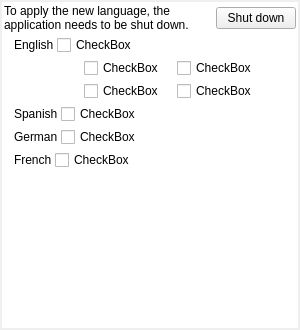
The window that ui/manuscript_context_menu_widget.ui (zkovari/plotlyst) describes before a commit, drawn with Qt 5.
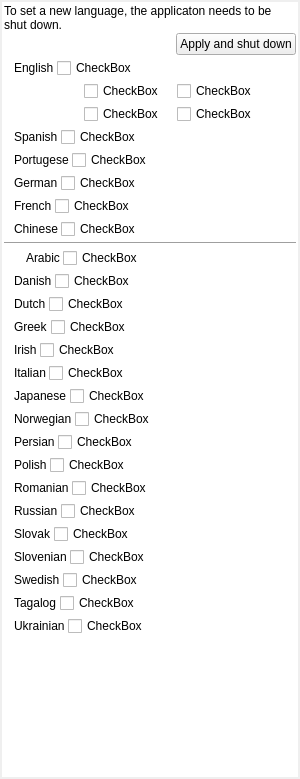
The same window after the commit. Custom widgets are drawn as their Qt base class.

```diff
--- a/ui/manuscript_context_menu_widget.ui
+++ b/ui/manuscript_context_menu_widget.ui
@@ -7,7 +7,7 @@
     <x>0</x>
     <y>0</y>
     <width>300</width>
-    <height>330</height>
+    <height>779</height>
    </rect>
   </property>
   <property name="sizePolicy">
@@ -64,7 +64,7 @@
         <x>0</x>
         <y>0</y>
         <width>296</width>
-        <height>326</height>
+        <height>775</height>
        </rect>
       </property>
       <layout class="QVBoxLayout" name="verticalLayout_2">
@@ -85,7 +85,7 @@
        </property>
        <item>
         <widget class="QWidget" name="wdgShutDown" native="true">
-         <layout class="QHBoxLayout" name="horizontalLayout_6">
+         <layout class="QVBoxLayout" name="verticalLayout_3">
           <property name="spacing">
            <number>1</number>
           </property>
@@ -104,7 +104,7 @@
           <item>
            <widget class="QLabel" name="lblShutdownHint">
             <property name="text">
-             <string>To apply the new language, the application needs to be shut down.</string>
+             <string>To set a new language, the applicaton needs to be shut down.</string>
             </property>
             <property name="wordWrap">
              <bool>true</bool>
@@ -123,7 +123,7 @@
              <cursorShape>PointingHandCursor</cursorShape>
             </property>
             <property name="text">
-             <string>Shut down</string>
+             <string>Apply and shut down</string>
             </property>
             <property name="base" stdset="0">
              <bool>true</bool>
@@ -181,24 +181,8 @@
         </layout>
        </item>
        <item>
-        <layout class="QHBoxLayout" name="horizontalLayout_5">
-         <item>
-          <spacer name="horizontalSpacer_5">
-           <property name="orientation">
-            <enum>Qt::Horizontal</enum>
-           </property>
-           <property name="sizeType">
-            <enum>QSizePolicy::Fixed</enum>
-           </property>
-           <property name="sizeHint" stdset="0">
-            <size>
-             <width>70</width>
-             <height>20</height>
-            </size>
-           </property>
-          </spacer>
-         </item>
-         <item>
+        <layout class="QGridLayout" name="gridLayout">
+         <item row="0" column="1">
           <widget class="Emoji" name="label_9">
            <property name="text">
             <string/>
@@ -208,17 +192,7 @@
            </property>
           </widget>
          </item>
-         <item>
-          <widget class="Toggle" name="cbEnglishBritish">
-           <property name="text">
-            <string>CheckBox</string>
-           </property>
-           <attribute name="buttonGroup">
-            <string notr="true">btnGroup</string>
-           </attribute>
-          </widget>
-         </item>
-         <item>
+         <item row="0" column="3">
           <widget class="Emoji" name="label_12">
            <property name="text">
             <string/>
@@ -228,7 +202,33 @@
            </property>
           </widget>
          </item>
-         <item>
+         <item row="0" column="0">
+          <spacer name="horizontalSpacer_5">
+           <property name="orientation">
+            <enum>Qt::Horizontal</enum>
+           </property>
+           <property name="sizeType">
+            <enum>QSizePolicy::Fixed</enum>
+           </property>
+           <property name="sizeHint" stdset="0">
+            <size>
+             <width>70</width>
+             <height>20</height>
+            </size>
+           </property>
+          </spacer>
+         </item>
+         <item row="0" column="2">
+          <widget class="Toggle" name="cbEnglishBritish">
+           <property name="text">
+            <string>CheckBox</string>
+           </property>
+           <attribute name="buttonGroup">
+            <string notr="true">btnGroup</string>
+           </attribute>
+          </widget>
+         </item>
+         <item row="0" column="4">
           <widget class="Toggle" name="cbEnglishCanadian">
            <property name="text">
             <string>CheckBox</string>
@@ -238,7 +238,7 @@
            </attribute>
           </widget>
          </item>
-         <item>
+         <item row="0" column="5">
           <spacer name="horizontalSpacer_6">
            <property name="orientation">
             <enum>Qt::Horizontal</enum>
@@ -251,37 +251,7 @@
            </property>
           </spacer>
          </item>
-        </layout>
-       </item>
-       <item>
-        <layout class="QHBoxLayout" name="horizontalLayout_7">
-         <item>
-          <spacer name="horizontalSpacer_9">
-           <property name="orientation">
-            <enum>Qt::Horizontal</enum>
-           </property>
-           <property name="sizeType">
-            <enum>QSizePolicy::Fixed</enum>
-           </property>
-           <property name="sizeHint" stdset="0">
-            <size>
-             <width>70</width>
-             <height>20</height>
-            </size>
-           </property>
-          </spacer>
-         </item>
-         <item>
-          <widget class="Emoji" name="label_11">
-           <property name="text">
-            <string/>
-           </property>
-           <property name="emoji" stdset="0">
-            <string>New_Zealand</string>
-           </property>
-          </widget>
-         </item>
-         <item>
+         <item row="1" column="2">
           <widget class="Toggle" name="cbEnglishNewZealand">
            <property name="text">
             <string>CheckBox</string>
@@ -291,7 +261,17 @@
            </attribute>
           </widget>
          </item>
-         <item>
+         <item row="1" column="4">
+          <widget class="Toggle" name="cbEnglishAustralian">
+           <property name="text">
+            <string>CheckBox</string>
+           </property>
+           <attribute name="buttonGroup">
+            <string notr="true">btnGroup</string>
+           </attribute>
+          </widget>
+         </item>
+         <item row="1" column="3">
           <widget class="Emoji" name="label_10">
            <property name="text">
             <string/>
@@ -301,10 +281,10 @@
            </property>
           </widget>
          </item>
-         <item>
-          <widget class="Toggle" name="cbEnglishAustralian">
+         <item row="1" column="1">
+          <widget class="Emoji" name="label_11">
            <property name="text">
-            <string>CheckBox</string>
+            <string/>
            </property>
            <attribute name="buttonGroup">
             <string notr="true">btnGroup</string>
@@ -370,6 +350,50 @@
          </item>
         </layout>
        </item>
+       <item>
+        <layout class="QHBoxLayout" name="horizontalLayout_8">
+         <item>
+          <widget class="Emoji" name="label_13">
+           <property name="text">
+            <string/>
+           </property>
+           <property name="emoji" stdset="0">
+            <string>Portugal</string>
+           </property>
+          </widget>
+         </item>
+         <item>
+          <widget class="QLabel" name="label_14">
+           <property name="text">
+            <string>Portugese</string>
+           </property>
+          </widget>
+         </item>
+         <item>
+          <widget class="Toggle" name="cbPortugese">
+           <property name="text">
+            <string>CheckBox</string>
+           </property>
+           <attribute name="buttonGroup">
+            <string notr="true">btnGroup</string>
+           </attribute>
+          </widget>
+         </item>
+         <item>
+          <spacer name="horizontalSpacer_7">
+           <property name="orientation">
+            <enum>Qt::Horizontal</enum>
+           </property>
+           <property name="sizeHint" stdset="0">
+            <size>
+             <width>40</width>
+             <height>20</height>
+            </size>
+           </property>
+          </spacer>
+         </item>
+        </layout>
+       </item>
        <item>
         <layout class="QHBoxLayout" name="horizontalLayout_4">
          <item>
@@ -458,6 +482,808 @@
          </item>
         </layout>
        </item>
+       <item>
+        <layout class="QHBoxLayout" name="horizontalLayout_5">
+         <item>
+          <widget class="Emoji" name="label_15">
+           <property name="text">
+            <string/>
+           </property>
+           <property name="emoji" stdset="0">
+            <string>China</string>
+           </property>
+          </widget>
+         </item>
+         <item>
+          <widget class="QLabel" name="label_16">
+           <property name="text">
+            <string>Chinese</string>
+           </property>
+          </widget>
+         </item>
+         <item>
+          <widget class="Toggle" name="cbChinese">
+           <property name="text">
+            <string>CheckBox</string>
+           </property>
+           <attribute name="buttonGroup">
+            <string notr="true">btnGroup</string>
+           </attribute>
+          </widget>
+         </item>
+         <item>
+          <spacer name="horizontalSpacer_8">
+           <property name="orientation">
+            <enum>Qt::Horizontal</enum>
+           </property>
+           <property name="sizeHint" stdset="0">
+            <size>
+             <width>40</width>
+             <height>20</height>
+            </size>
+           </property>
+          </spacer>
+         </item>
+        </layout>
+       </item>
+       <item>
+        <widget class="Line" name="line">
+         <property name="orientation">
+          <enum>Qt::Horizontal</enum>
+         </property>
+        </widget>
+       </item>
+       <item>
+        <layout class="QHBoxLayout" name="horizontalLayout_9">
+         <property name="leftMargin">
+          <number>0</number>
+         </property>
+         <item>
+          <widget class="QToolButton" name="btnArabicIcon">
+           <property name="styleSheet">
+            <string notr="true">border: 0px;</string>
+           </property>
+           <property name="text">
+            <string/>
+           </property>
+          </widget>
+         </item>
+         <item>
+          <widget class="QLabel" name="label_17">
+           <property name="text">
+            <string>Arabic</string>
+           </property>
+          </widget>
+         </item>
+         <item>
+          <widget class="Toggle" name="cbArabic">
+           <property name="text">
+            <string>CheckBox</string>
+           </property>
+           <attribute name="buttonGroup">
+            <string notr="true">btnGroup</string>
+           </attribute>
+          </widget>
+         </item>
+         <item>
+          <spacer name="horizontalSpacer_9">
+           <property name="orientation">
+            <enum>Qt::Horizontal</enum>
+           </property>
+           <property name="sizeHint" stdset="0">
+            <size>
+             <width>40</width>
+             <height>20</height>
+            </size>
+           </property>
+          </spacer>
+         </item>
+        </layout>
+       </item>
+       <item>
+        <layout class="QHBoxLayout" name="horizontalLayout_10">
+         <item>
+          <widget class="Emoji" name="label_18">
+           <property name="text">
+            <string/>
+           </property>
+           <property name="emoji" stdset="0">
+            <string>Denmark</string>
+           </property>
+          </widget>
+         </item>
+         <item>
+          <widget class="QLabel" name="label_19">
+           <property name="text">
+            <string>Danish</string>
+           </property>
+          </widget>
+         </item>
+         <item>
+          <widget class="Toggle" name="cbDanish">
+           <property name="text">
+            <string>CheckBox</string>
+           </property>
+           <attribute name="buttonGroup">
+            <string notr="true">btnGroup</string>
+           </attribute>
+          </widget>
+         </item>
+         <item>
+          <spacer name="horizontalSpacer_10">
+           <property name="orientation">
+            <enum>Qt::Horizontal</enum>
+           </property>
+           <property name="sizeHint" stdset="0">
+            <size>
+             <width>40</width>
+             <height>20</height>
+            </size>
+           </property>
+          </spacer>
+         </item>
+        </layout>
+       </item>
+       <item>
+        <layout class="QHBoxLayout" name="horizontalLayout_11">
+         <item>
+          <widget class="Emoji" name="label_20">
+           <property name="text">
+            <string/>
+           </property>
+           <property name="emoji" stdset="0">
+            <string>Belgium</string>
+           </property>
+          </widget>
+         </item>
+         <item>
+          <widget class="QLabel" name="label_21">
+           <property name="text">
+            <string>Dutch</string>
+           </property>
+          </widget>
+         </item>
+         <item>
+          <widget class="Toggle" name="cbDutch">
+           <property name="text">
+            <string>CheckBox</string>
+           </property>
+           <attribute name="buttonGroup">
+            <string notr="true">btnGroup</string>
+           </attribute>
+          </widget>
+         </item>
+         <item>
+          <spacer name="horizontalSpacer_11">
+           <property name="orientation">
+            <enum>Qt::Horizontal</enum>
+           </property>
+           <property name="sizeHint" stdset="0">
+            <size>
+             <width>40</width>
+             <height>20</height>
+            </size>
+           </property>
+          </spacer>
+         </item>
+        </layout>
+       </item>
+       <item>
+        <layout class="QHBoxLayout" name="horizontalLayout_12">
+         <item>
+          <widget class="Emoji" name="label_22">
+           <property name="text">
+            <string/>
+           </property>
+           <property name="emoji" stdset="0">
+            <string>Greece</string>
+           </property>
+          </widget>
+         </item>
+         <item>
+          <widget class="QLabel" name="label_23">
+           <property name="text">
+            <string>Greek</string>
+           </property>
+          </widget>
+         </item>
+         <item>
+          <widget class="Toggle" name="cbGreek">
+           <property name="text">
+            <string>CheckBox</string>
+           </property>
+           <attribute name="buttonGroup">
+            <string notr="true">btnGroup</string>
+           </attribute>
+          </widget>
+         </item>
+         <item>
+          <spacer name="horizontalSpacer_12">
+           <property name="orientation">
+            <enum>Qt::Horizontal</enum>
+           </property>
+           <property name="sizeHint" stdset="0">
+            <size>
+             <width>40</width>
+             <height>20</height>
+            </size>
+           </property>
+          </spacer>
+         </item>
+        </layout>
+       </item>
+       <item>
+        <layout class="QHBoxLayout" name="horizontalLayout_13">
+         <item>
+          <widget class="Emoji" name="label_24">
+           <property name="text">
+            <string/>
+           </property>
+           <property name="emoji" stdset="0">
+            <string>Ireland</string>
+           </property>
+          </widget>
+         </item>
+         <item>
+          <widget class="QLabel" name="label_25">
+           <property name="text">
+            <string>Irish</string>
+           </property>
+          </widget>
+         </item>
+         <item>
+          <widget class="Toggle" name="cbIrish">
+           <property name="text">
+            <string>CheckBox</string>
+           </property>
+           <attribute name="buttonGroup">
+            <string notr="true">btnGroup</string>
+           </attribute>
+          </widget>
+         </item>
+         <item>
+          <spacer name="horizontalSpacer_13">
+           <property name="orientation">
+            <enum>Qt::Horizontal</enum>
+           </property>
+           <property name="sizeHint" stdset="0">
+            <size>
+             <width>40</width>
+             <height>20</height>
+            </size>
+           </property>
+          </spacer>
+         </item>
+        </layout>
+       </item>
+       <item>
+        <layout class="QHBoxLayout" name="horizontalLayout_14">
+         <item>
+          <widget class="Emoji" name="label_26">
+           <property name="text">
+            <string/>
+           </property>
+           <property name="emoji" stdset="0">
+            <string>Italy</string>
+           </property>
+          </widget>
+         </item>
+         <item>
+          <widget class="QLabel" name="label_27">
+           <property name="text">
+            <string>Italian</string>
+           </property>
+          </widget>
+         </item>
+         <item>
+          <widget class="Toggle" name="cbItalian">
+           <property name="text">
+            <string>CheckBox</string>
+           </property>
+           <attribute name="buttonGroup">
+            <string notr="true">btnGroup</string>
+           </attribute>
+          </widget>
+         </item>
+         <item>
+          <spacer name="horizontalSpacer_14">
+           <property name="orientation">
+            <enum>Qt::Horizontal</enum>
+           </property>
+           <property name="sizeHint" stdset="0">
+            <size>
+             <width>40</width>
+             <height>20</height>
+            </size>
+           </property>
+          </spacer>
+         </item>
+        </layout>
+       </item>
+       <item>
+        <layout class="QHBoxLayout" name="horizontalLayout_15">
+         <item>
+          <widget class="Emoji" name="label_28">
+           <property name="text">
+            <string/>
+           </property>
+           <property name="emoji" stdset="0">
+            <string>Japan</string>
+           </property>
+          </widget>
+         </item>
+         <item>
+          <widget class="QLabel" name="label_29">
+           <property name="text">
+            <string>Japanese</string>
+           </property>
+          </widget>
+         </item>
+         <item>
+          <widget class="Toggle" name="cbJapanese">
+           <property name="text">
+            <string>CheckBox</string>
+           </property>
+           <attribute name="buttonGroup">
+            <string notr="true">btnGroup</string>
+           </attribute>
+          </widget>
+         </item>
+         <item>
+          <spacer name="horizontalSpacer_15">
+           <property name="orientation">
+            <enum>Qt::Horizontal</enum>
+           </property>
+           <property name="sizeHint" stdset="0">
+            <size>
+             <width>40</width>
+             <height>20</height>
+            </size>
+           </property>
+          </spacer>
+         </item>
+        </layout>
+       </item>
+       <item>
+        <layout class="QHBoxLayout" name="horizontalLayout_16">
+         <item>
+          <widget class="Emoji" name="label_30">
+           <property name="text">
+            <string/>
+           </property>
+           <property name="emoji" stdset="0">
+            <string>Norway</string>
+           </property>
+          </widget>
+         </item>
+         <item>
+          <widget class="QLabel" name="label_31">
+           <property name="text">
+            <string>Norwegian</string>
+           </property>
+          </widget>
+         </item>
+         <item>
+          <widget class="Toggle" name="cbNorwegian">
+           <property name="text">
+            <string>CheckBox</string>
+           </property>
+           <attribute name="buttonGroup">
+            <string notr="true">btnGroup</string>
+           </attribute>
+          </widget>
+         </item>
+         <item>
+          <spacer name="horizontalSpacer_16">
+           <property name="orientation">
+            <enum>Qt::Horizontal</enum>
+           </property>
+           <property name="sizeHint" stdset="0">
+            <size>
+             <width>40</width>
+             <height>20</height>
+            </size>
+           </property>
+          </spacer>
+         </item>
+        </layout>
+       </item>
+       <item>
+        <layout class="QHBoxLayout" name="horizontalLayout_17">
+         <item>
+          <widget class="Emoji" name="label_32">
+           <property name="text">
+            <string/>
+           </property>
+           <property name="emoji" stdset="0">
+            <string>Iran</string>
+           </property>
+          </widget>
+         </item>
+         <item>
+          <widget class="QLabel" name="label_33">
+           <property name="text">
+            <string>Persian</string>
+           </property>
+          </widget>
+         </item>
+         <item>
+          <widget class="Toggle" name="cbPersian">
+           <property name="text">
+            <string>CheckBox</string>
+           </property>
+           <attribute name="buttonGroup">
+            <string notr="true">btnGroup</string>
+           </attribute>
+          </widget>
+         </item>
+         <item>
+          <spacer name="horizontalSpacer_17">
+           <property name="orientation">
+            <enum>Qt::Horizontal</enum>
+           </property>
+           <property name="sizeHint" stdset="0">
+            <size>
+             <width>40</width>
+             <height>20</height>
+            </size>
+           </property>
+          </spacer>
+         </item>
+        </layout>
+       </item>
+       <item>
+        <layout class="QHBoxLayout" name="horizontalLayout_18">
+         <item>
+          <widget class="Emoji" name="label_34">
+           <property name="text">
+            <string/>
+           </property>
+           <property name="emoji" stdset="0">
+            <string>Poland</string>
+           </property>
+          </widget>
+         </item>
+         <item>
+          <widget class="QLabel" name="label_35">
+           <property name="text">
+            <string>Polish</string>
+           </property>
+          </widget>
+         </item>
+         <item>
+          <widget class="Toggle" name="cbPolish">
+           <property name="text">
+            <string>CheckBox</string>
+           </property>
+           <attribute name="buttonGroup">
+            <string notr="true">btnGroup</string>
+           </attribute>
+          </widget>
+         </item>
+         <item>
+          <spacer name="horizontalSpacer_18">
+           <property name="orientation">
+            <enum>Qt::Horizontal</enum>
+           </property>
+           <property name="sizeHint" stdset="0">
+            <size>
+             <width>40</width>
+             <height>20</height>
+            </size>
+           </property>
+          </spacer>
+         </item>
+        </layout>
+       </item>
+       <item>
+        <layout class="QHBoxLayout" name="horizontalLayout_19">
+         <item>
+          <widget class="Emoji" name="label_36">
+           <property name="text">
+            <string/>
+           </property>
+           <property name="emoji" stdset="0">
+            <string>Romania</string>
+           </property>
+          </widget>
+         </item>
+         <item>
+          <widget class="QLabel" name="label_37">
+           <property name="text">
+            <string>Romanian</string>
+           </property>
+          </widget>
+         </item>
+         <item>
+          <widget class="Toggle" name="cbRomanian">
+           <property name="text">
+            <string>CheckBox</string>
+           </property>
+           <attribute name="buttonGroup">
+            <string notr="true">btnGroup</string>
+           </attribute>
+          </widget>
+         </item>
+         <item>
+          <spacer name="horizontalSpacer_19">
+           <property name="orientation">
+            <enum>Qt::Horizontal</enum>
+           </property>
+           <property name="sizeHint" stdset="0">
+            <size>
+             <width>40</width>
+             <height>20</height>
+            </size>
+           </property>
+          </spacer>
+         </item>
+        </layout>
+       </item>
+       <item>
+        <layout class="QHBoxLayout" name="horizontalLayout_20">
+         <item>
+          <widget class="Emoji" name="label_38">
+           <property name="text">
+            <string/>
+           </property>
+           <property name="emoji" stdset="0">
+            <string>Russia</string>
+           </property>
+          </widget>
+         </item>
+         <item>
+          <widget class="QLabel" name="label_39">
+           <property name="text">
+            <string>Russian</string>
+           </property>
+          </widget>
+         </item>
+         <item>
+          <widget class="Toggle" name="cbRussian">
+           <property name="text">
+            <string>CheckBox</string>
+           </property>
+           <attribute name="buttonGroup">
+            <string notr="true">btnGroup</string>
+           </attribute>
+          </widget>
+         </item>
+         <item>
+          <spacer name="horizontalSpacer_20">
+           <property name="orientation">
+            <enum>Qt::Horizontal</enum>
+           </property>
+           <property name="sizeHint" stdset="0">
+            <size>
+             <width>40</width>
+             <height>20</height>
+            </size>
+           </property>
+          </spacer>
+         </item>
+        </layout>
+       </item>
+       <item>
+        <layout class="QHBoxLayout" name="horizontalLayout_21">
+         <item>
+          <widget class="Emoji" name="label_40">
+           <property name="text">
+            <string/>
+           </property>
+           <property name="emoji" stdset="0">
+            <string>Slovakia</string>
+           </property>
+          </widget>
+         </item>
+         <item>
+          <widget class="QLabel" name="label_41">
+           <property name="text">
+            <string>Slovak</string>
+           </property>
+          </widget>
+         </item>
+         <item>
+          <widget class="Toggle" name="cbSlovak">
+           <property name="text">
+            <string>CheckBox</string>
+           </property>
+           <attribute name="buttonGroup">
+            <string notr="true">btnGroup</string>
+           </attribute>
+          </widget>
+         </item>
+         <item>
+          <spacer name="horizontalSpacer_21">
+           <property name="orientation">
+            <enum>Qt::Horizontal</enum>
+           </property>
+           <property name="sizeHint" stdset="0">
+            <size>
+             <width>40</width>
+             <height>20</height>
+            </size>
+           </property>
+          </spacer>
+         </item>
+        </layout>
+       </item>
+       <item>
+        <layout class="QHBoxLayout" name="horizontalLayout_22">
+         <item>
+          <widget class="Emoji" name="label_42">
+           <property name="text">
+            <string/>
+           </property>
+           <property name="emoji" stdset="0">
+            <string>Slovenia</string>
+           </property>
+          </widget>
+         </item>
+         <item>
+          <widget class="QLabel" name="label_43">
+           <property name="text">
+            <string>Slovenian</string>
+           </property>
+          </widget>
+         </item>
+         <item>
+          <widget class="Toggle" name="cbSlovenian">
+           <property name="text">
+            <string>CheckBox</string>
+           </property>
+           <attribute name="buttonGroup">
+            <string notr="true">btnGroup</string>
+           </attribute>
+          </widget>
+         </item>
+         <item>
+          <spacer name="horizontalSpacer_22">
+           <property name="orientation">
+            <enum>Qt::Horizontal</enum>
+           </property>
+           <property name="sizeHint" stdset="0">
+            <size>
+             <width>40</width>
+             <height>20</height>
+            </size>
+           </property>
+          </spacer>
+         </item>
+        </layout>
+       </item>
+       <item>
+        <layout class="QHBoxLayout" name="horizontalLayout_23">
+         <item>
+          <widget class="Emoji" name="label_44">
+           <property name="text">
+            <string/>
+           </property>
+           <property name="emoji" stdset="0">
+            <string>Sweden</string>
+           </property>
+          </widget>
+         </item>
+         <item>
+          <widget class="QLabel" name="label_45">
+           <property name="text">
+            <string>Swedish</string>
+           </property>
+          </widget>
+         </item>
+         <item>
+          <widget class="Toggle" name="cbSwedish">
+           <property name="text">
+            <string>CheckBox</string>
+           </property>
+           <attribute name="buttonGroup">
+            <string notr="true">btnGroup</string>
+           </attribute>
+          </widget>
+         </item>
+         <item>
+          <spacer name="horizontalSpacer_23">
+           <property name="orientation">
+            <enum>Qt::Horizontal</enum>
+           </property>
+           <property name="sizeHint" stdset="0">
+            <size>
+             <width>40</width>
+             <height>20</height>
+            </size>
+           </property>
+          </spacer>
+         </item>
+        </layout>
+       </item>
+       <item>
+        <layout class="QHBoxLayout" name="horizontalLayout_24">
+         <item>
+          <widget class="Emoji" name="label_46">
+           <property name="text">
+            <string/>
+           </property>
+           <property name="emoji" stdset="0">
+            <string>Philippines</string>
+           </property>
+          </widget>
+         </item>
+         <item>
+          <widget class="QLabel" name="label_47">
+           <property name="text">
+            <string>Tagalog</string>
+           </property>
+          </widget>
+         </item>
+         <item>
+          <widget class="Toggle" name="cbTagalog">
+           <property name="text">
+            <string>CheckBox</string>
+           </property>
+           <attribute name="buttonGroup">
+            <string notr="true">btnGroup</string>
+           </attribute>
+          </widget>
+         </item>
+         <item>
+          <spacer name="horizontalSpacer_24">
+           <property name="orientation">
+            <enum>Qt::Horizontal</enum>
+           </property>
+           <property name="sizeHint" stdset="0">
+            <size>
+             <width>40</width>
+             <height>20</height>
+            </size>
+           </property>
+          </spacer>
+         </item>
+        </layout>
+       </item>
+       <item>
+        <layout class="QHBoxLayout" name="horizontalLayout_25">
+         <item>
+          <widget class="Emoji" name="label_48">
+           <property name="text">
+            <string/>
+           </property>
+           <property name="emoji" stdset="0">
+            <string>Ukraine</string>
+           </property>
+          </widget>
+         </item>
+         <item>
+          <widget class="QLabel" name="label_49">
+           <property name="text">
+            <string>Ukrainian</string>
+           </property>
+          </widget>
+         </item>
+         <item>
+          <widget class="Toggle" name="cbUkrainian">
+           <property name="text">
+            <string>CheckBox</string>
+           </property>
+           <attribute name="buttonGroup">
+            <string notr="true">btnGroup</string>
+           </attribute>
+          </widget>
+         </item>
+         <item>
+          <spacer name="horizontalSpacer_25">
+           <property name="orientation">
+            <enum>Qt::Horizontal</enum>
+           </property>
+           <property name="sizeHint" stdset="0">
+            <size>
+             <width>40</width>
+             <height>20</height>
+            </size>
+           </property>
+          </spacer>
+         </item>
+        </layout>
+       </item>
        <item>
         <spacer name="verticalSpacer">
          <property name="orientation">
```
Left out of the diff: 22 changed lines with no effect on the pictures.
